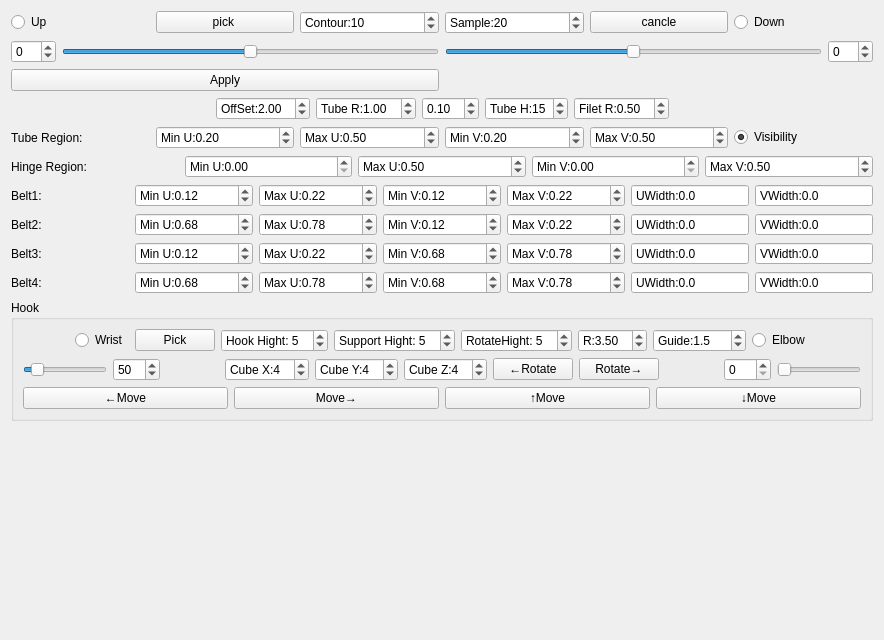
Before: the Qt Designer form SurfaceFormWidget.ui in lihouxing-sjtu/SurfBuilder, drawn with Qt 5.
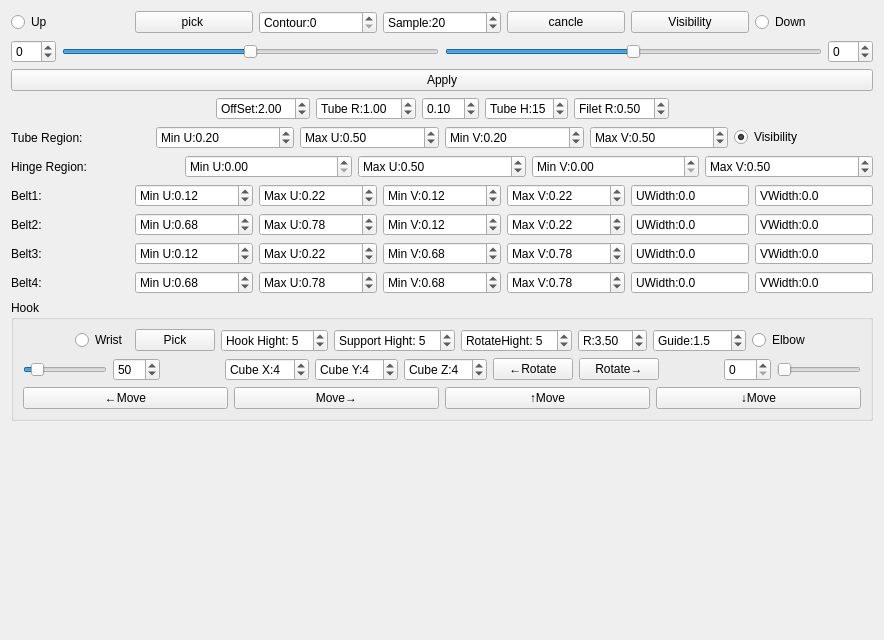
After: the same form once the commit is applied.

Commit message: use contour to adjust the lines for constructing the surface

Patch:
```diff
--- a/SurfaceFormWidget.ui
+++ b/SurfaceFormWidget.ui
@@ -42,10 +42,13 @@
         <string>Contour:</string>
        </property>
        <property name="minimum">
-        <number>3</number>
+        <number>0</number>
+       </property>
+       <property name="maximum">
+        <number>9</number>
        </property>
        <property name="value">
-        <number>10</number>
+        <number>0</number>
        </property>
       </widget>
      </item>
@@ -69,6 +72,13 @@
        </property>
       </widget>
      </item>
+     <item>
+      <widget class="QPushButton" name="SurfaceVisibilityButton">
+       <property name="text">
+        <string>Visibility</string>
+       </property>
+      </widget>
+     </item>
      <item>
       <widget class="QRadioButton" name="DownRadioButton">
        <property name="text">
@@ -116,13 +126,6 @@
      </item>
     </layout>
    </item>
-   <item row="2" column="0">
-    <widget class="QPushButton" name="ApplyButton">
-     <property name="text">
-      <string>Apply</string>
-     </property>
-    </widget>
-   </item>
    <item row="3" column="0" colspan="2">
     <layout class="QHBoxLayout" name="horizontalLayout_3">
      <item>
@@ -1081,6 +1084,13 @@
      </property>
     </spacer>
    </item>
+   <item row="2" column="0" colspan="2">
+    <widget class="QPushButton" name="ApplyButton">
+     <property name="text">
+      <string>Apply</string>
+     </property>
+    </widget>
+   </item>
   </layout>
  </widget>
  <resources/>
```
The commit also changes 3 other files.
